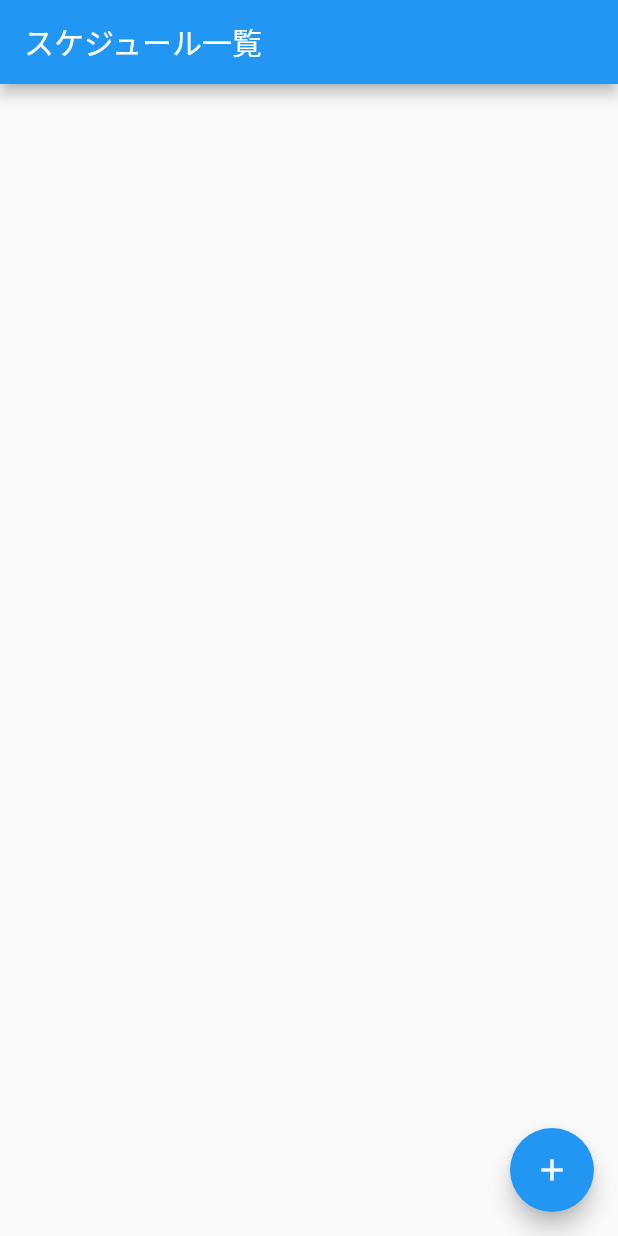
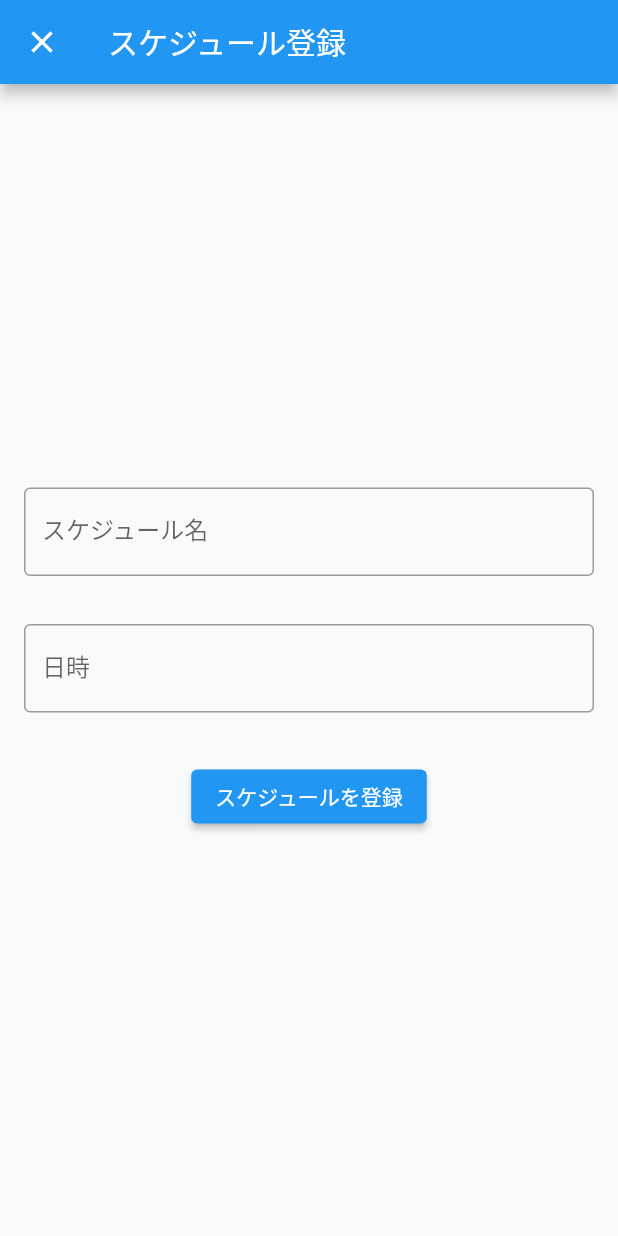
Before and after one commit to tokku5552/flutter_liff_scheduler, a Flutter app: the screen it shows after launch, after a tap on the "add" icon, on a phone screen of 412 x 824 dp. Run offline on Flutter 3.47's test engine with Material 2 defaults, Android fonts, the phone set to English and light mode, and no system bars; our stand-ins replace flutter_datetime_picker, flutter_dotenv; missing offline and left inert: flutter_line_liff; network calls fail.

Commit message:
feat: enable to reload schedules when pop back to schedules page

```diff
--- a/lib/schedules_page.dart
+++ b/lib/schedules_page.dart
@@ -1,11 +1,19 @@
 import 'package:flutter/material.dart';
+import 'package:flutter_datetime_picker/flutter_datetime_picker.dart';
 
 import 'http_request.dart';
 import 'schedule.dart';
 
 /// スケジュール一覧ページ。
-class SchedulesPage extends StatelessWidget {
+class SchedulesPage extends StatefulWidget {
   const SchedulesPage({super.key});
+
+  @override
+  SchedulesPageState createState() => SchedulesPageState();
+}
+
+class SchedulesPageState extends State<SchedulesPage> {
+  Future<List<Schedule>> _fetchSchedules = fetchSchedules();
 
   @override
   Widget build(BuildContext context) {
@@ -14,21 +22,30 @@ class SchedulesPage extends StatelessWidget {
       body: FutureBuilder<List<Schedule>>(
         // NOTE: https://api.flutter.dev/flutter/widgets/FutureBuilder-class.html の
         // Flutter Widget of the Week の用例に従っている。
-        future: fetchSchedules(),
+        future: _fetchSchedules,
         builder: (context, snapshot) {
           if (snapshot.connectionState == ConnectionState.done) {
             final schedules = snapshot.data ?? [];
-            return ListView.builder(
+            return RefreshIndicator(
+              onRefresh: () async {
+                setState(() {
+                  _fetchSchedules = fetchSchedules();
+                });
+              },
+              child: ListView.builder(
                 itemCount: schedules.length,
                 itemBuilder: (context, index) {
                   final schedule = schedules[index];
                   return ListTile(
                     leading: Icon(
-                    schedule.isNotified ? Icons.check_box_outlined : Icons.check_box_outline_blank,
+                      schedule.isNotified
+                          ? Icons.check_box_outlined
+                          : Icons.check_box_outline_blank,
                     ),
                     title: Text(schedule.title),
                   );
                 },
+              ),
             );
           }
           return const Center(child: CircularProgressIndicator());
@@ -36,12 +53,122 @@ class SchedulesPage extends StatelessWidget {
       ),
       floatingActionButton: FloatingActionButton(
         child: const Icon(Icons.add),
-        onPressed: () => createSchedule(
-          // TODO: ハードコードをやめてユーザーの入力を受け付ける。
-          title: 'aaa',
-          dueDateTime: DateTime(2022, 10, 8),
+        onPressed: () async {
+          await Navigator.push(
+            context,
+            MaterialPageRoute(
+              builder: (context) => const CreateSchedulePage(),
+              fullscreenDialog: true,
+            ),
+          );
+          // 元の画面に戻った際にスケジュール一覧を取得・描画し直す。
+          setState(() {
+            _fetchSchedules = fetchSchedules();
+          });
+        },
+      ),
+    );
+  }
+}
+
+/// スケジュールを作成するページ。
+class CreateSchedulePage extends StatefulWidget {
+  const CreateSchedulePage({super.key});
+
+  @override
+  CreateSchedulePageState createState() => CreateSchedulePageState();
+}
+
+class CreateSchedulePageState extends State<CreateSchedulePage> {
+  late TextEditingController titleController;
+  late TextEditingController dueDateTimeController;
+  DateTime? dueDateTime;
+  bool submitting = false;
+
+  @override
+  void initState() {
+    titleController = TextEditingController();
+    dueDateTimeController = TextEditingController();
+    super.initState();
+  }
+
+  @override
+  void dispose() {
+    titleController.dispose();
+    dueDateTimeController.dispose();
+    super.dispose();
+  }
+
+  @override
+  Widget build(BuildContext context) {
+    return Scaffold(
+      appBar: AppBar(title: const Text('スケジュール登録')),
+      body: Center(
+        child: SingleChildScrollView(
+          child: Padding(
+            padding: const EdgeInsets.symmetric(horizontal: 16),
+            child: Column(
+              crossAxisAlignment: CrossAxisAlignment.center,
+              children: [
+                TextField(
+                  controller: titleController,
+                  decoration: const InputDecoration(
+                    labelText: 'スケジュール名',
+                    border: OutlineInputBorder(),
+                  ),
+                ),
+                const SizedBox(height: 32),
+                TextField(
+                  controller: dueDateTimeController,
+                  readOnly: true,
+                  onTap: () => DatePicker.showDateTimePicker(
+                    context,
+                    minTime: DateTime.now(),
+                    onConfirm: (dateTime) => setState(() {
+                      dueDateTime = dateTime;
+                      dueDateTimeController.text = dateTime.toIso8601String();
+                    }),
+                  ),
+                  decoration: const InputDecoration(
+                    labelText: '日時',
+                    border: OutlineInputBorder(),
+                  ),
+                ),
+                const SizedBox(height: 32),
+                ElevatedButton(
+                  onPressed: () => submitting ? null : _createSchedule(),
+                  child: Text(submitting ? '通信中...' : 'スケジュールを登録'),
+                ),
+              ],
+            ),
+          ),
         ),
       ),
     );
   }
+
+  /// スケジュールを登録する。
+  Future<void> _createSchedule() async {
+    final navigator = Navigator.of(context);
+    final title = titleController.value.text;
+    if (title.isEmpty) {
+      _showSnackBar('タイトルを入力してください。');
+      return;
     }
+    if (dueDateTime == null) {
+      _showSnackBar('日時を入力してください。');
+      return;
+    }
+    setState(() => submitting = true);
+    try {
+      await createSchedule(title: title, dueDateTime: dueDateTime!);
+    } finally {
+      setState(() => submitting = false);
+    }
+    navigator.pop();
+  }
+
+  /// SnackBar を表示する。
+  void _showSnackBar(String text) =>
+      ScaffoldMessenger.of(context).showSnackBar(SnackBar(content: Text(text)));
+}
```
Lines whose indentation alone changed are shown as unchanged.
